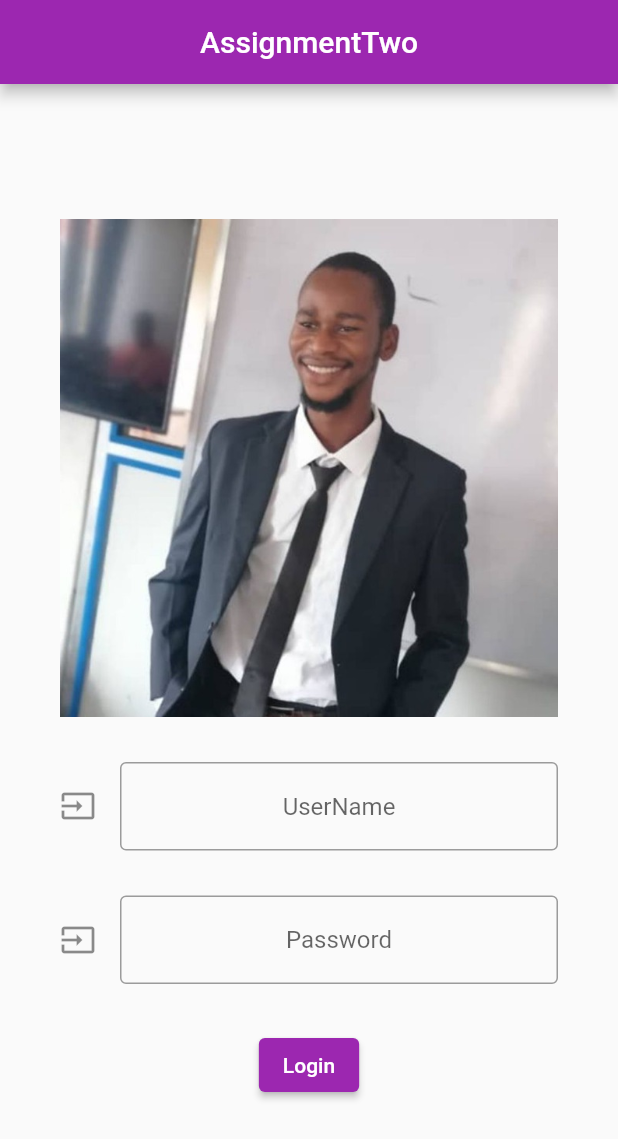
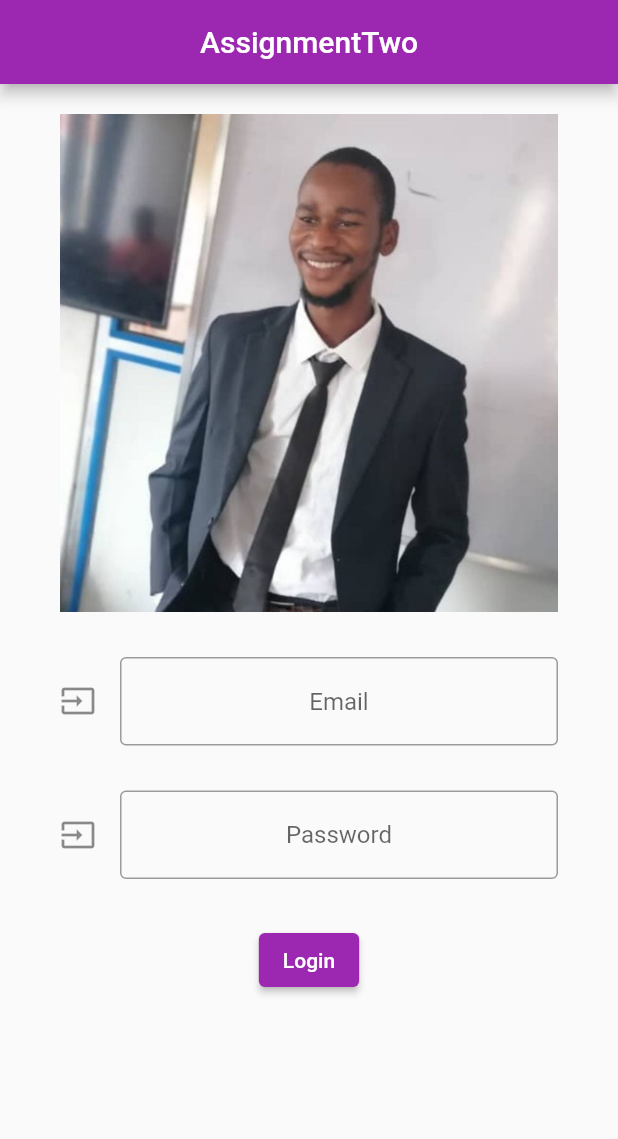
Before and after one commit to Akinyeleib/Pedek, a Flutter app: the screen it shows after launch, on a phone screen of 412 x 824 dp. Shown: the top 1139 px of the screen. Run offline on Flutter 3.47's test engine with Material 2 defaults, Android fonts, the phone set to English and light mode, and no system bars.

```diff
--- a/assignments/lib/files.dart
+++ b/assignments/lib/files.dart
@@ -15,6 +15,7 @@ class _AssignmentTwoState extends State<AssignmentTwo> {
   @override
   Widget build(BuildContext context) {
     return MaterialApp(
+      debugShowCheckedModeBanner: false,
       theme: ThemeData(
         primarySwatch: Colors.purple,
         textTheme: TextTheme(
@@ -29,7 +30,8 @@ class _AssignmentTwoState extends State<AssignmentTwo> {
           title: Text("AssignmentTwo"),
           centerTitle: true,
         ),
-        body: Padding(
+        body: SingleChildScrollView(
+          child: Padding(
             padding: EdgeInsets.all(20.0),
             child: Column(
               mainAxisAlignment: MainAxisAlignment.center,
@@ -40,7 +42,7 @@ class _AssignmentTwoState extends State<AssignmentTwo> {
                 ),
                 Padding(
                   padding: my_padding,
-                child: MyTextField(uname, "UserName"),
+                  child: MyTextField(uname, "Email"),
                 ),
                 Padding(
                   padding: my_padding,
@@ -57,6 +59,7 @@ class _AssignmentTwoState extends State<AssignmentTwo> {
                       }),
                 )
               ],
+            ),
           ),
         ),
       ),
```
Lines whose indentation alone changed are shown as unchanged.
